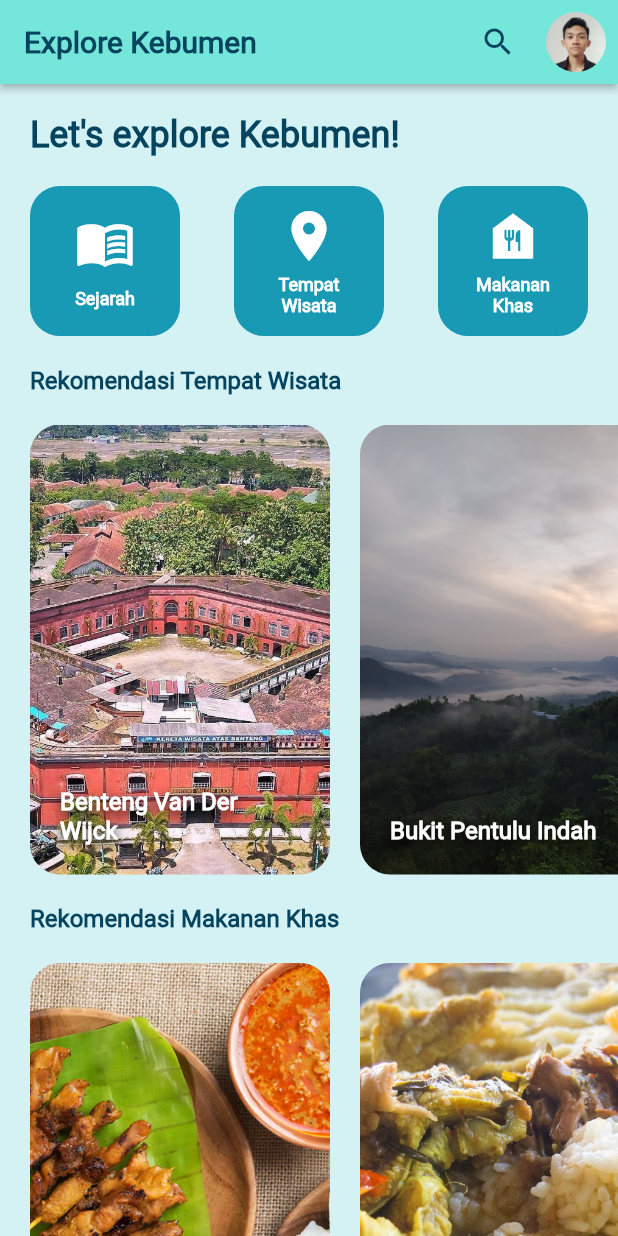
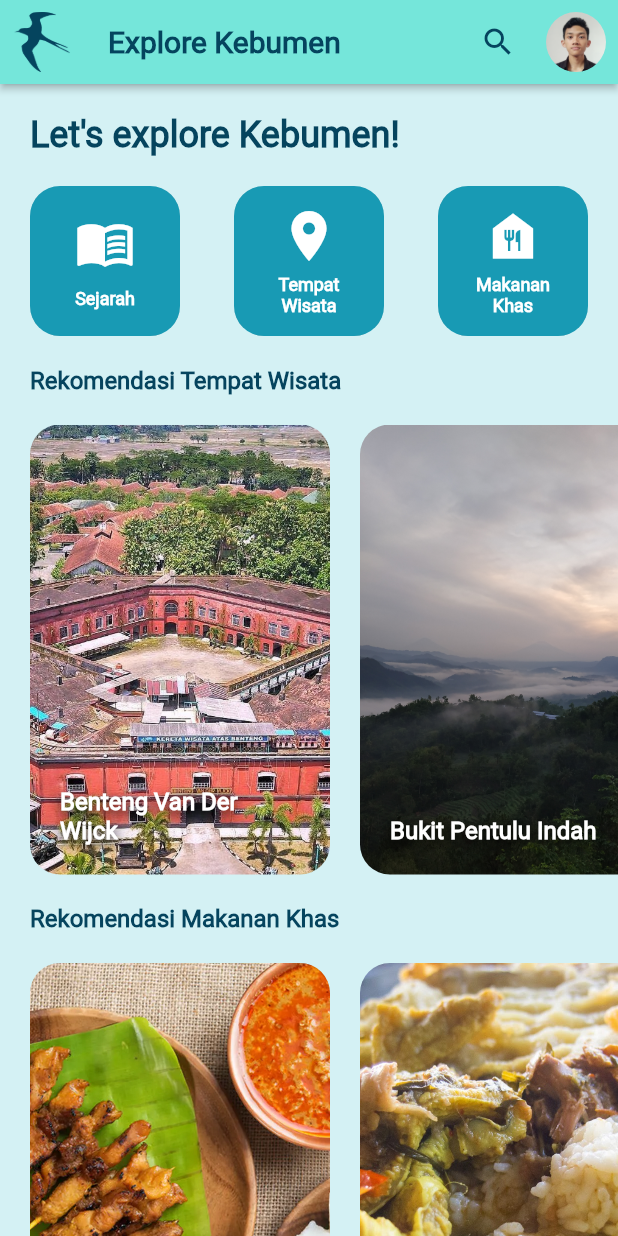
Before and after one commit to zakymzn/dicoding-final-submission_flutter-pemula, a Flutter app: the screen it shows after launch, on a phone screen of 412 x 824 dp. Run offline on Flutter 3.47's test engine with Material 2 defaults, Android fonts, the light colour scheme and no system bars; our stand-ins replace material_design_icons_flutter.

Commit message:
Menambahkan logo pada AppBar

```diff
--- a/lib/main_screen.dart
+++ b/lib/main_screen.dart
@@ -16,13 +16,22 @@ class MainScreen extends StatelessWidget {
   Widget build(BuildContext context) {
     return Scaffold(
       appBar: AppBar(
-        title: Text("Explore Kebumen",
-            style: TextStyle(
-              color: Color(0xff05445E),
-              fontSize: 20,
-              fontWeight: FontWeight.bold,
-              fontFamily: "Roboto",
-            )),
+        leading: Padding(
+          padding: const EdgeInsets.all(8.0),
+          child: Image.asset(
+            "images/logo.png",
+            color: Color(0xff05445E),
+          ),
+        ),
+        title: Text(
+          "Explore Kebumen",
+          style: TextStyle(
+            color: Color(0xff05445E),
+            fontSize: 20,
+            fontWeight: FontWeight.bold,
+            fontFamily: "Roboto",
+          ),
+        ),
         actions: [
           IconButton(
             onPressed: () {
--- a/lib/profile_screen.dart
+++ b/lib/profile_screen.dart
@@ -18,7 +18,7 @@ class ProfileScreen extends StatelessWidget {
           },
           icon: Icon(
             Icons.arrow_back,
-            color: Colors.black,
+            color: Color(0xff05445E),
           ),
         ),
         title: Text(
@@ -27,7 +27,7 @@ class ProfileScreen extends StatelessWidget {
             fontSize: 20,
             fontWeight: FontWeight.bold,
             fontFamily: "Roboto",
-            color: Colors.black,
+            color: Color(0xff05445E),
           ),
         ),
       ),
```
Also changed, not shown: images/logo.png (added), images/tugulawet_up.jpg (deleted).
